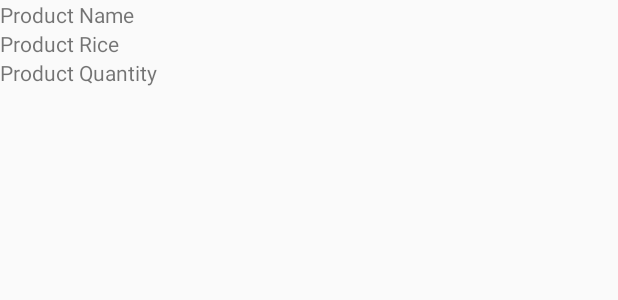
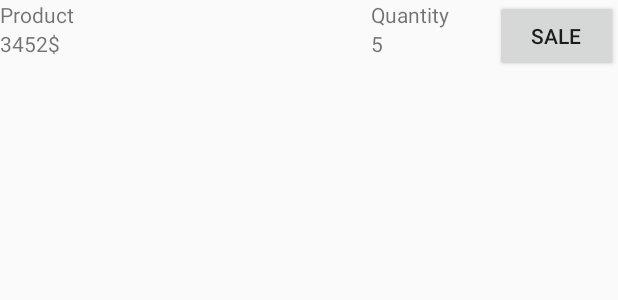
Before and after one commit to Rif7/InventoryApp, an Android app: the layout list_item.xml on its own in the app's theme, with its tools: preview values and no code run, on a phone screen of 412 x 824 dp. Shown: the top 300 px of the screen. Run offline under Robolectric (Android 15) with nearby library versions, the phone set to English and light mode, and no system bars.

Commit message:
Implement sale button in listView

```diff
--- a/app/src/main/java/com/example/android/inventoryapp/data/InventoryContract.java
+++ b/app/src/main/java/com/example/android/inventoryapp/data/InventoryContract.java
@@ -107,7 +107,7 @@ public final class InventoryContract {
         private static int INVALID = 0;
 
         private static boolean isValid(int result) {
-            return result == 1;
+            return result == VALID;
         }
 
         private static int checkNumberAboveZero(int number) {
--- a/app/src/main/res/layout/list_item.xml
+++ b/app/src/main/res/layout/list_item.xml
@@ -3,24 +3,54 @@
     xmlns:android="http://schemas.android.com/apk/res/android"
     android:layout_width="match_parent"
     android:layout_height="wrap_content"
-    android:orientation="vertical">
+    android:orientation="horizontal">
+
+    <LinearLayout
+        android:id="@+id/list_item_product_details"
+        android:layout_width="match_parent"
+        android:layout_height="wrap_content"
+        android:orientation="vertical"
+        android:layout_weight="1">
 
         <TextView
             android:id="@+id/list_item_name"
-        android:text="Product Name"
+            android:text="Product"
             android:layout_width="wrap_content"
             android:layout_height="wrap_content" />
 
         <TextView
             android:id="@+id/list_item_price"
-        android:text="Product Rice"
+            android:text="3452$"
+            android:layout_width="wrap_content"
+            android:layout_height="wrap_content"/>
+
+    </LinearLayout>
+
+    <LinearLayout
+        android:id="@+id/list_item_quantity_details"
+        android:layout_width="match_parent"
+        android:layout_height="wrap_content"
+        android:orientation="vertical"
+        android:layout_weight="2">
+
+        <TextView
+            android:id="@+id/list_item_quantity_label"
+            android:text="Quantity"
             android:layout_width="wrap_content"
             android:layout_height="wrap_content"/>
 
         <TextView
             android:id="@+id/list_item_quantity"
-        android:text="Product Quantity"
+            android:text="5"
             android:layout_width="wrap_content"
             android:layout_height="wrap_content"/>
+    </LinearLayout>
+
+    <Button
+        android:id="@+id/list_item_sale_btn"
+        android:layout_width="match_parent"
+        android:layout_height="wrap_content"
+        android:text="SALE"
+        android:layout_weight="2"/>
 
 </LinearLayout>
```
Also changed, not shown: app/src/main/java/com/example/android/inventoryapp/Inventory.java (+7 -2 lines), app/src/main/java/com/example/android/inventoryapp/InventoryCursorAdapter.java (+45 -0 lines), app/src/main/java/com/example/android/inventoryapp/InventoryUtils.java (+17 -0 lines), app/src/main/java/com/example/android/inventoryapp/MainActivity.java (+3 -9 lines). Lines whose indentation alone changed are shown as unchanged.
